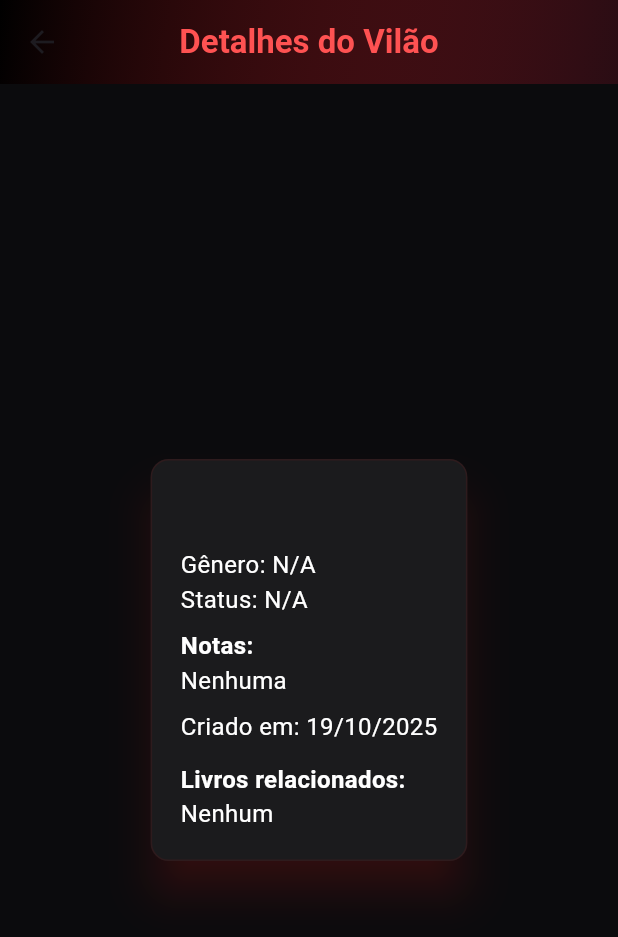
After one commit to alinefbrito/flutter_api, a Flutter app: the VillainPage screen opened directly, on a phone screen of 412 x 824 dp. The commit adds this screen. Shown: the top 937 px of the screen. Run offline on Flutter 3.47's test engine with Material 3 defaults, Android fonts, the phone set to English and light mode, and no system bars.

Commit message:
api Vilão e campol nullable

```diff
--- a/lib/book.dart
+++ b/lib/book.dart
@@ -3,18 +3,16 @@ import 'package:flutter_api/villain.dart';
 
 class Book {
   // Campos anuláveis (podem ser null)
-  final int? id;
-  final int? year;
-  final int? pages;
-
-  // Campos não-anuláveis (sempre terão um valor, com fallback no fromJson)
-  final String title;
-  final String handle;
-  final String publisher;
-  final String isbn;
-  final List<String> notes;
-  final DateTime createdAt;
-  final List<Villain> villains;
+   int? id;
+   int? year;
+   int? pages;
+   String? title;
+   String? handle;
+   String? publisher;
+   String? isbn;
+   List<String>? notes;
+   DateTime? createdAt;
+   List<Villain>? villains;
 
   Book({
     this.id,
@@ -41,6 +39,9 @@ class Book {
         notes = const [],
         createdAt = DateTime.now(),
         villains = const [];
+Book.fromJsonResumido(Map<String, dynamic> data)
+      :         title = (data['title'] as String?) ?? '';
+
 
   // Construtor ajustado para leitura do JSON (espera o MAP do livro, não o JSON completo)
   Book.fromJson(Map<String, dynamic> data)
@@ -62,7 +63,7 @@ class Book {
             : DateTime.now(),
         villains = (data['villains'] is List)
             ? (data['villains'] as List)
-                .map((v) => Villain.fromJson(v as Map<String, dynamic>))
+                .map((v) => Villain.fromJsonNameUrl(v as Map<String, dynamic>))
                 .toList()
             : <Villain>[];
 }
--- a/lib/villain.dart
+++ b/lib/villain.dart
@@ -1,10 +1,88 @@
-// flutter_api/villain.dart
+// ignore_for_file: strict_top_level_inference
+
+
+import 'package:flutter_api/book.dart';
 class Villain {
-  final String name;
+   String? name;
+   String? url;
+   int? id;
+   String? gender;
+   String? status;
+   int? typesId;
+   List<String>? notes;
+   DateTime? createdAt;
+   List<Book>? books;
+   List<String>? shorts;
 
-  Villain({required this.name});
+  Villain(url, id, gender, status, typesId, notes, createdAt, books, shorts,  name);
 
-  // Garante que o nome seja extraído e use um fallback se for null.
+Villain.url(nome,link)
+{
+  id = null;
+  name = nome;
+  url = link;
+  gender = null;
+  status = null;
+  typesId = null;
+  notes = [];
+  createdAt = DateTime.now();
+  books = [];
+  shorts = [];
+
+}
+
+  Villain.empty()
+  {
+    id = null;
+  name = '';
+  url = '';
+  gender = null;
+  status = null;
+  typesId = null;
+  notes = [];
+  createdAt = DateTime.now();
+  books = [];
+  shorts = [];
+
+  }
+
+
+Villain.fromJsonNameUrl(Map<String, dynamic> json):
+        name = (json['name'] as String?) ?? 'Vilão Desconhecido',
+        url = (json['url'] as String?) ?? (json['link'] as String?);
+
+
+  // Garante que o nome e demais campos sejam extraídos e trata nulos de forma segura.
   Villain.fromJson(Map<String, dynamic> json)
-      : name = (json['name'] as String?) ?? 'Vilão Desconhecido';
+      : id = json['id'] is int
+            ? json['id'] as int
+            : (json['id'] is String ? int.tryParse(json['id'] as String) : null),
+        name = (json['name'] as String?) ?? 'Vilão Desconhecido',
+        url = (json['url'] as String?) ?? (json['link'] as String?),
+        gender = (json['gender'] as String?),
+        status = (json['status'] as String?),
+        typesId = json['types_id'] is int
+            ? json['types_id'] as int
+            : (json['types_id'] is String
+                ? int.tryParse(json['types_id'] as String)
+                : (json['typesId'] is int
+                    ? json['typesId'] as int
+                    : (json['typesId'] is String ? int.tryParse(json['typesId'] as String) : null))),
+        notes = (json['notes'] is List) ? List<String>.from(json['notes']) : <String>[],
+        createdAt = (json['created_at'] != null)
+            ? DateTime.parse(json['created_at'])
+            : DateTime.now(),
+        books = (json['books'] is List)
+            ? (json['books'] as List).map((b) {
+                if (b is Map<String, dynamic>) {
+                  try {
+                    return Book.fromJsonResumido(b);
+                  } catch (_) {
+                    return Book.empty();
+                  }
+                }
+                return Book.empty();
+              }).toList()
+            : <Book>[],
+        shorts = (json['shorts'] is List) ? List<String>.from(json['shorts']) : <String>[];
 }
--- /dev/null
+++ b/lib/villain_page.dart
@@ -0,0 +1,201 @@
+import 'dart:convert';
+import 'package:http/http.dart' as http;
+import 'package:flutter/material.dart';
+import 'package:intl/intl.dart';
+import 'villain.dart';
+
+class VillainPage extends StatefulWidget {
+  const VillainPage({super.key});
+
+  @override
+  State<VillainPage> createState() => _VillainPageState();
+}
+
+class _VillainPageState extends State<VillainPage> {
+  Villain? villain = Villain.empty();
+  final textStyle = const TextStyle(color: Colors.white, fontSize: 16);
+  final DateFormat dateFormat = DateFormat('dd/MM/yyyy');
+
+  // Novos estados para controlar visibilidade
+  bool _loading = false;
+  bool _hasError = false;
+  String? _errorMessage;
+
+
+  Future<void> getVillain(String villainUrl) async {
+    setState(() {
+      _loading = true;
+      _hasError = false;
+      _errorMessage = null;
+    });
+
+    if (villainUrl.trim().isEmpty) {
+      setState(() {
+        villain = null;
+        _loading = false;
+        _hasError = true;
+        _errorMessage = 'Url não fornecida';
+      });
+      debugPrint('villainUrl não fornecida');
+      return;
+    }
+
+    try {
+      final response = await http.get(Uri.parse(villainUrl));
+      if (response.statusCode == 200) {
+        final decoded = jsonDecode(response.body);
+        final Map<String, dynamic> source = (decoded is Map<String, dynamic> && decoded['data'] is Map<String, dynamic>)
+            ? decoded['data'] as Map<String, dynamic>
+            : (decoded is Map<String, dynamic> ? decoded : <String, dynamic>{});
+
+        final v = Villain.fromJson(source);
+        setState(() {
+          villain = v;
+          _loading = false;
+          _hasError = false;
+          _errorMessage = null;
+        });
+      } else {
+        setState(() {
+          villain = null;
+          _loading = false;
+          _hasError = true;
+          _errorMessage = 'Erro HTTP ao buscar vilão: ${response.statusCode}';
+        });
+        debugPrint('Erro HTTP ao buscar vilão: ${response.statusCode}');
+      }
+    } catch (e) {
+      setState(() {
+        villain = null;
+        _loading = false;
+        _hasError = true;
+        _errorMessage = 'Erro ao buscar vilão: $e';
+      });
+      debugPrint('Erro ao buscar vilão: $e');
+    }
+  }
+
+  @override
+  void initState() {
+    super.initState();
+    // ModalRoute.of(context) não está disponível em initState; pega após o primeiro frame
+    WidgetsBinding.instance.addPostFrameCallback((_) {
+      final args = ModalRoute.of(context)?.settings.arguments;
+      String? villainUrl;
+      if (args is String) {
+        villainUrl = args;
+      } else if (args is Map) {
+        villainUrl = (args['villainUrl'] as String?) ?? (args['url'] as String?);
+      }
+
+      if (villainUrl != null && villainUrl.isNotEmpty) {
+        getVillain(villainUrl);
+      } else {
+        debugPrint('villainUrl não fornecida via navegação');
+      }
+    });
+  }
+
+  @override
+  Widget build(BuildContext context) {
+    final v = villain ?? Villain.empty();
+
+    return Scaffold(
+      backgroundColor: const Color(0xFF0B0B0D),
+      appBar: AppBar(
+        centerTitle: true,
+        elevation: 6,
+        backgroundColor: Colors.black,
+        title: const Text('Detalhes do Vilão', style: TextStyle(color: Colors.redAccent, fontWeight: FontWeight.bold)),
+        flexibleSpace: Container(
+          decoration: BoxDecoration(
+            gradient: LinearGradient(
+              colors: <Color>[Colors.black, Colors.red.shade900.withOpacity(0.18)],
+              begin: Alignment.topLeft,
+              end: Alignment.bottomRight,
+            ),
+          ),
+        ),
+      ),
+      body: Center(
+        child: Padding(
+          padding: const EdgeInsets.all(16),
+          child: Column(
+            mainAxisSize: MainAxisSize.min,
+            children: [
+              Visibility(
+                visible: _loading,
+                child: const Padding(
+                  padding: EdgeInsets.all(20),
+                  child: CircularProgressIndicator(),
+                ),
+              ),
+              Visibility(
+                visible: _hasError,
+                child: Column(
+                  mainAxisSize: MainAxisSize.min,
+                  children: [
+                    Text(_errorMessage ?? 'Erro desconhecido', style: textStyle),
+                    const SizedBox(height: 12),
+
+                  ],
+                ),
+              ),
+              Visibility(
+                visible: !_loading && !_hasError,
+                child: Card(
+                  color: const Color(0xFF1B1B1D),
+                  elevation: 12,
+                  shadowColor: Colors.red.shade900.withOpacity(0.6),
+                  shape: RoundedRectangleBorder(
+                    borderRadius: BorderRadius.circular(12),
+                    side: BorderSide(color: Colors.red.shade900.withOpacity(0.12)),
+                  ),
+                  child: Padding(
+                    padding: const EdgeInsets.all(20),
+                    child: SingleChildScrollView(
+                      child: Column(
+                        mainAxisSize: MainAxisSize.min,
+                        crossAxisAlignment: CrossAxisAlignment.start,
+                        children: [
+                          Text(
+                            v.name?? 'Nome Desconhecido',
+                            style: const TextStyle(
+                              color: Colors.redAccent,
+                              fontSize: 22,
+                              fontWeight: FontWeight.bold,
+                              shadows: [Shadow(color: Colors.black45, blurRadius: 4, offset: Offset(1, 1))],
+                            ),
+                          ),
+                          const SizedBox(height: 8),
+                          Text('Gênero: ${v.gender ?? 'N/A'}', style: textStyle),
+                          Text('Status: ${v.status ?? 'N/A'}', style: textStyle),
+                          const SizedBox(height: 8),
+                          Text('Notas:', style: textStyle.copyWith(fontWeight: FontWeight.bold)),
+                          Text(v.notes!.isEmpty ? 'Nenhuma' : v.notes!.join(', '), style: textStyle),
+                          const SizedBox(height: 8),
+Text(
+  'Criado em: ${v.createdAt != null ? dateFormat.format(v.createdAt!) : "N/A"}',
+  style: textStyle,
+),                          const SizedBox(height: 12),
+                          Text('Livros relacionados:', style: textStyle.copyWith(fontWeight: FontWeight.bold)),
+                          if (v.books!.isEmpty)
+                            Text('Nenhum', style: textStyle)
+                          else
+                            ...v.books!.map((b) => Padding(
+                                  padding: const EdgeInsets.only(top: 6),
+                                  child: Text(b.title ?? 'Unknown', style: textStyle.copyWith(color: Colors.white70)),
+                                )),
+                        ],
+                      ),
+                    ),
+                  ),
+                ),
+              ),
+            ],
+          ),
+        ),
+      ),
+    );
+  }
+}
```
Also changed, not shown: lib/main.dart (+45 -8 lines).
